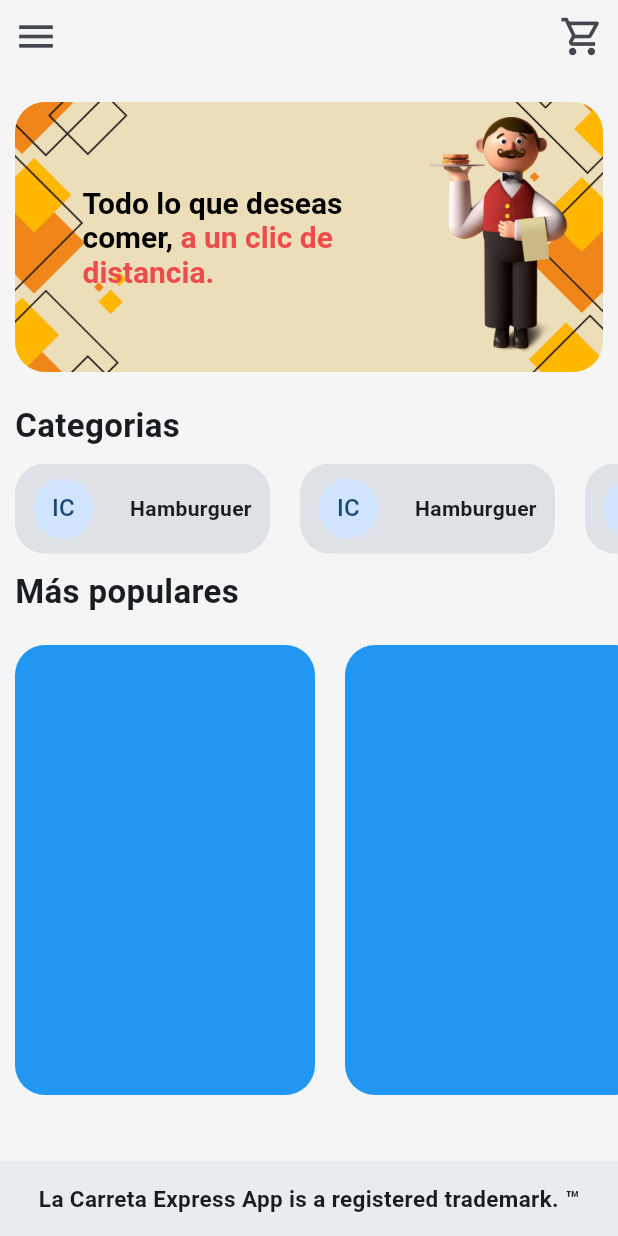
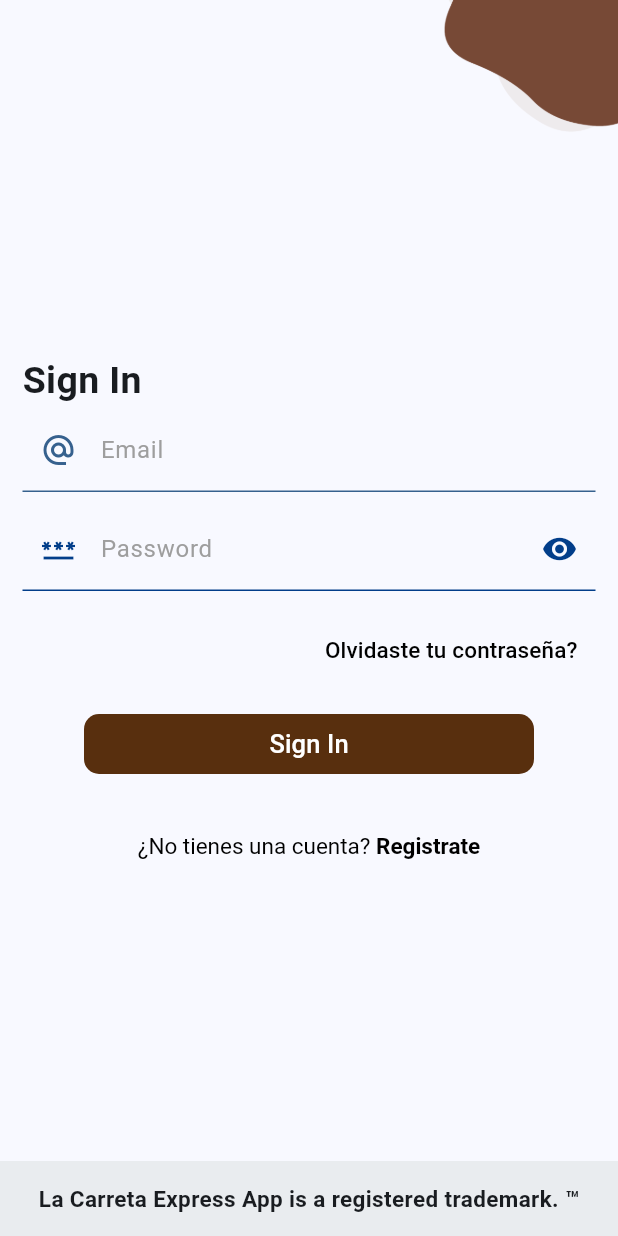
Before and after one commit to La-Carreta/La_Carreta_Express_Customer, a Flutter app: the screen it shows after launch, on a phone screen of 412 x 824 dp. Run offline on Flutter 3.47's test engine with Material 3 defaults, Android fonts, the light colour scheme and no system bars; our stand-ins replace go_router.

Commit message:
Sign in screen...

```diff
--- a/lib/config/router/app_router.dart
+++ b/lib/config/router/app_router.dart
@@ -3,7 +3,7 @@ import 'package:la_carreta_express_cs/presentation/screens/screens.dart';
 
 class AppRouter{
   static final appRouter = GoRouter(
-    initialLocation: '/',
+    initialLocation: '/sign-in',
     routes: [
       GoRoute(
         path: "/",
@@ -11,11 +11,24 @@ class AppRouter{
         builder: (context, state) => const HomeScreen()
       ),
 
-      // GoRoute(
-      //   path: "/buttons",
-      //   name: ButtonsScreen.name,
-      //   builder: (context, state) => const ButtonsScreen()
-      // ),
+      GoRoute(
+        path: "/sign-in",
+        name: SignInScreen.name,
+        builder: (context, state) => const SignInScreen()
+      ),
+
+      GoRoute(
+        path: "/sign-up",
+        name: SignUpScreen.name,
+        builder: (context, state) => const SignUpScreen()
+      ),
+
+      GoRoute(
+        path: "/reset-password",
+        name: ResetPassworScreen.name,
+        builder: (context, state) => const ResetPassworScreen()
+      ),
+
 
       // GoRoute(
       //   path: "/cards",
--- /dev/null
+++ b/lib/presentation/helpers/password_validator.dart
@@ -0,0 +1,18 @@
+String? validatePassword(String value) {
+  if (value.isEmpty) {
+    return 'Por favor ingrese una contraseña';
+  }
+
+  final regex = RegExp(r'^(?=.*[A-Z])(?=.*[a-z])(?=.*[0-9])');
+  if (value.length < 8 || !regex.hasMatch(value)) {
+    return '''
+      La contraseña debe:
+      - Tener al menos 8 caracteres
+      - Contener al menos una letra mayúscula
+      - Contener al menos una letra minúscula
+      - Contener al menos un número
+      ''';
+  }
+
+  return null;
+}
--- /dev/null
+++ b/lib/presentation/screens/auth/reset_password_screen.dart
@@ -0,0 +1,16 @@
+import 'package:flutter/material.dart';
+
+class ResetPassworScreen extends StatelessWidget {
+    static const String name = 'reset_password_screen';
+
+  const ResetPassworScreen({Key? key}) : super(key: key);
+
+  @override
+  Widget build(BuildContext context) {
+    return const Scaffold(
+      body: Center(
+         child: Text('ResetPassworScreen'),
+      ),
+    );
+  }
+}
--- /dev/null
+++ b/lib/presentation/screens/auth/sign_in_screen.dart
@@ -0,0 +1,171 @@
+import 'package:flutter/material.dart';
+import 'package:go_router/go_router.dart';
+import 'package:la_carreta_express_cs/presentation/helpers/password_validator.dart';
+import 'package:la_carreta_express_cs/presentation/ui/input_decoration.dart';
+import 'package:la_carreta_express_cs/presentation/widgets/shared/registered_trademark.dart';
+
+class SignInScreen extends StatelessWidget {
+
+  static const String name = 'sign_in_screen';
+
+  const SignInScreen({Key? key}) : super(key: key);
+
+  @override
+  Widget build(BuildContext context) {
+    final size = MediaQuery.of(context).size;
+    return Scaffold(
+      body: SafeArea(
+        child: SizedBox(
+          width: double.infinity,
+          height: double.infinity,
+          child: Stack(
+            children: [
+              //Shapes
+              Positioned(
+                top: -80,
+                right: -50,
+                child: Container(
+                  width: 170,
+                  height: 170,
+                  decoration: const BoxDecoration(
+                    image: DecorationImage(image: AssetImage("assets/shapes/bubble.png"), fit: BoxFit.cover)
+                  ),
+                ),
+              ),
+
+              //Form
+              const _SignInView(),
+
+              //Marca
+              Positioned(
+                bottom: 0,
+                child: RegisteredTradeMark(width: size.width)
+              ),
+            ],
+          ),
+        ),
+      )
+    );
+  }
+}
+
+class _SignInView extends StatelessWidget {
+  const _SignInView();
+
+  @override
+  Widget build(BuildContext context) {
+    return Padding(
+      padding: const EdgeInsets.all(15.0),
+      child: Column(
+        mainAxisAlignment: MainAxisAlignment.center,
+        crossAxisAlignment: CrossAxisAlignment.start,
+        children: [
+          //Title - Sign In
+          const Text("Sign In", style: TextStyle(fontWeight: FontWeight.w700, fontSize: 25),),
+
+          //Form
+          const _FormSignIn(),
+
+          //Controles adicionales
+          const _ForgotPassword(),
+
+          //Login button
+          Center(
+            child: FilledButton(
+              style: ButtonStyle(
+                minimumSize: MaterialStateProperty.all(const Size(300, 40)),
+                shape: MaterialStateProperty.all(RoundedRectangleBorder(borderRadius: BorderRadius.circular(10.0))),
+                backgroundColor: MaterialStateProperty.all(const Color(0xff582F0E))
+              ),
+              onPressed: () => debugPrint("Sign In"),
+              child: const Text("Sign In", style: TextStyle(fontSize: 17),)
+            ),
+          ),
+
+          const SizedBox(height: 20),
+          //No tienes una cuenta
+          Center(
+            child: TextButton(
+              onPressed: () => context.go("/sign-up"),
+              child: RichText(
+                text: const TextSpan(
+                  children: [
+                    TextSpan(text: "¿No tienes una cuenta? ", style: TextStyle(fontSize: 15, color: Colors.black)),
+                    TextSpan(text: "Registrate", style: TextStyle(fontWeight: FontWeight.w600, fontSize: 15, color: Colors.black))
+                  ]
+                )
+              ),
+            ),
+          ),
+        ],
+      ),
+    );
+  }
+}
+
+class _ForgotPassword extends StatelessWidget {
+  const _ForgotPassword();
+
+  @override
+  Widget build(BuildContext context) {
+    return Container(
+      padding: const EdgeInsets.symmetric(vertical: 15),
+      alignment: Alignment.centerRight,
+      child: TextButton(
+        onPressed: () => context.go("/reset-password"),
+        child: const Text("Olvidaste tu contraseña?", style: TextStyle(fontSize: 15, color: Colors.black))
+      )
+    );
+  }
+}
+
+class _FormSignIn extends StatelessWidget {
+  const _FormSignIn();
+
+  @override
+  Widget build(BuildContext context) {
+    final emailController = TextEditingController();
+    final passwordController = TextEditingController();
+    final colors = Theme.of(context).colorScheme;
+
+    return Form(
+      key: UniqueKey(),
+      autovalidateMode: AutovalidateMode.onUserInteraction,
+      child: Column(
+        children: [
+          TextFormField(
+            controller: emailController,
+            decoration: InputDecorations.authInputDecoration(
+              hintText: "Email",
+              labelText: "Email",
+              prefixIcon: Icons.alternate_email,
+              colors: colors
+            ),
+            validator: (value){
+              if (value!.isEmpty) {
+                return 'Por favor ingrese su correo electrónico.';
+              }
+              return null;
+            },
+          ),
+
+          const SizedBox(height: 10),
+
+          TextFormField(
+            controller: passwordController,
+            obscureText: true,
+            decoration: InputDecorations.authPasswordInputDecoration(
+              hintText: "********",
+              labelText: "Password",
+              prefixIcon: Icons.password,
+              colors: colors,
+              suffixIcon: Icons.remove_red_eye,
+              onPressed: () {  }
+            ),
+            validator: (value) => validatePassword(value ?? ""),
+          ),
+        ],
+      )
+    );
+  }
+}
--- /dev/null
+++ b/lib/presentation/screens/auth/sign_up_screen.dart
@@ -0,0 +1,17 @@
+import 'package:flutter/material.dart';
+
+class SignUpScreen extends StatelessWidget {
+
+  static const String name = 'sign_up_screen';
+
+  const SignUpScreen({Key? key}) : super(key: key);
+
+  @override
+  Widget build(BuildContext context) {
+    return const Scaffold(
+      body: Center(
+         child: Text('SignuPScreen'),
+      ),
+    );
+  }
+}
--- a/lib/presentation/screens/screens.dart
+++ b/lib/presentation/screens/screens.dart
@@ -1 +1,4 @@
+export 'package:la_carreta_express_cs/presentation/screens/auth/reset_password_screen.dart';
+export 'package:la_carreta_express_cs/presentation/screens/auth/sign_in_screen.dart';
+export 'package:la_carreta_express_cs/presentation/screens/auth/sign_up_screen.dart';
 export 'package:la_carreta_express_cs/presentation/screens/home/home_screen.dart';
--- /dev/null
+++ b/lib/presentation/ui/input_decoration.dart
@@ -0,0 +1,72 @@
+import 'package:flutter/material.dart';
+
+class InputDecorations {
+
+  static InputDecoration authInputDecoration(
+    {required String hintText,
+    required String labelText,
+    IconData? prefixIcon,
+    required ColorScheme colors}) {
+
+
+    Color mainColor = colors.primary;
+    return InputDecoration(
+      enabledBorder: UnderlineInputBorder(
+        borderSide: BorderSide(color: mainColor),
+      ),
+
+      border: UnderlineInputBorder(
+        borderSide: BorderSide(color:mainColor),
+      ),
+      hintText: hintText,
+      labelText: labelText,
+      labelStyle: const TextStyle(color: Colors.grey),
+      prefixIcon: Icon(
+        prefixIcon,
+        color: mainColor,
+      )
+    );
+  }
+
+  static InputDecoration authPasswordInputDecoration(
+      {required String hintText,
+      required String labelText,
+      IconData? prefixIcon,
+      required IconData suffixIcon,
+      required Function() onPressed,
+      required ColorScheme colors}) {
+    Color mainColor = const Color(0xff023E8A);
+    return InputDecoration(
+        enabledBorder: UnderlineInputBorder(
+          borderSide: BorderSide(color: mainColor),
+        ),
+        hintText: hintText,
+        labelText: labelText,
+        labelStyle: const TextStyle(color: Colors.grey),
+        prefixIcon: Icon(
+          prefixIcon,
+          color: mainColor,
+        ),
+        suffixIcon: IconButton(
+          icon: Icon(suffixIcon),
+          color: mainColor,
+          onPressed: () => onPressed(),
+        ));
+  }
+
+  static InputDecoration serviceInputDecoration(
+      {required String hintText,
+      required String labelText,
+      IconData? prefixIcon}) {
+    return InputDecoration(
+      enabledBorder: const UnderlineInputBorder(
+        borderSide: BorderSide(color: Colors.indigo),
+      ),
+      hintText: hintText,
+      labelText: labelText,
+      labelStyle: const TextStyle(color: Colors.grey),
+      prefixIcon:
+          prefixIcon != null ? Icon(prefixIcon, color: Colors.indigo) : null,
+    );
+  }
+}
--- a/lib/presentation/widgets/home/list_categorias.dart
+++ b/lib/presentation/widgets/home/list_categorias.dart
@@ -47,7 +47,7 @@ class _ItemListCategorias extends StatelessWidget {
 
           //TODO: Traer data de la base de datos o json file
           //Name
-          Text(categoria.nombre, style: TextStyle(fontWeight: FontWeight.w600)),
+          Text(categoria.nombre, style: const TextStyle(fontWeight: FontWeight.w600)),
         ],
       ),
     );
--- a/lib/presentation/widgets/shared/registered_trademark.dart
+++ b/lib/presentation/widgets/shared/registered_trademark.dart
@@ -1,12 +1,13 @@
 import 'package:flutter/material.dart';
 
 class RegisteredTradeMark extends StatelessWidget {
-  const RegisteredTradeMark({super.key});
+  final double width;
+  const RegisteredTradeMark({super.key, this.width = double.infinity});
 
   @override
   Widget build(BuildContext context) {
     return Container(
-      width: double.infinity,
+      width: width,
       height: 50,
       alignment: Alignment.center,
       color: const Color(0xffe9ecef),
--- a/pubspec.yaml
+++ b/pubspec.yaml
@@ -57,6 +57,8 @@ flutter:
   assets:
     - assets/home/
     - assets/menu/
+    - assets/shapes/
+
   #   - images/a_dot_ham.jpeg
   # An image asset can refer to one or more resolution-specific "variants", see
   # https://flutter.dev/assets-and-images/#resolution-aware
```
Also changed, not shown: assets/shapes/bubble.png (added).
